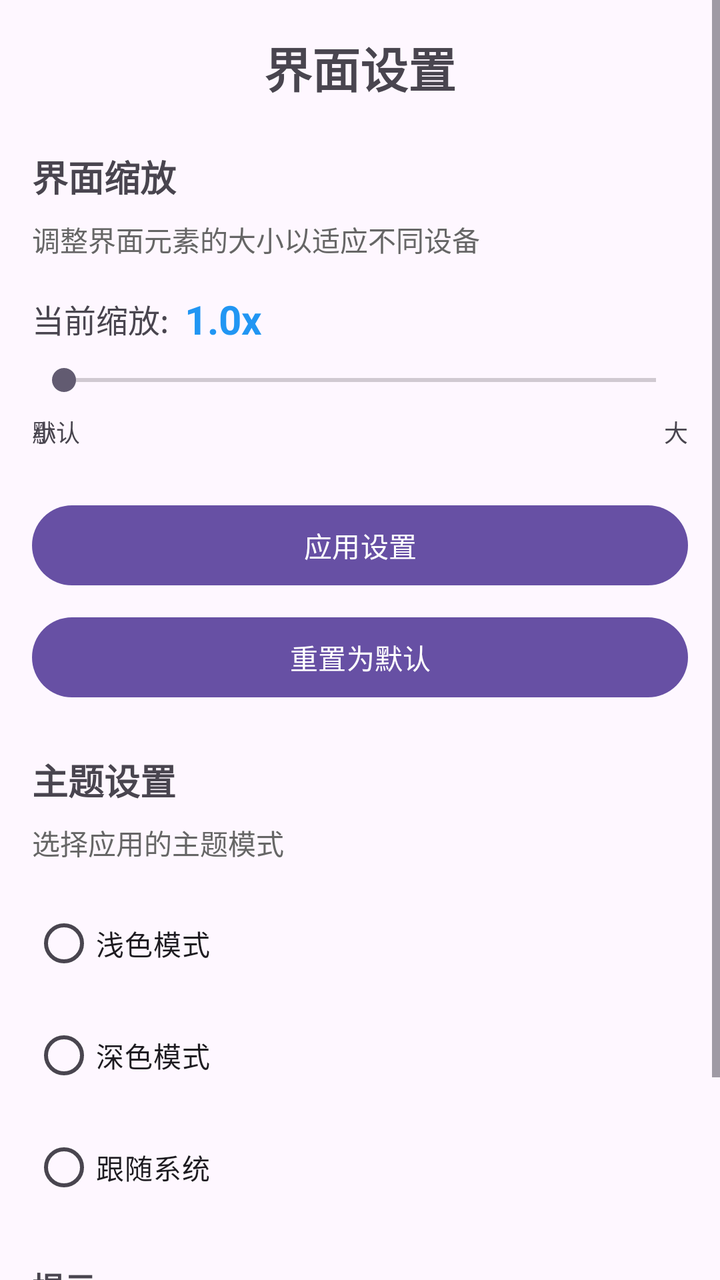
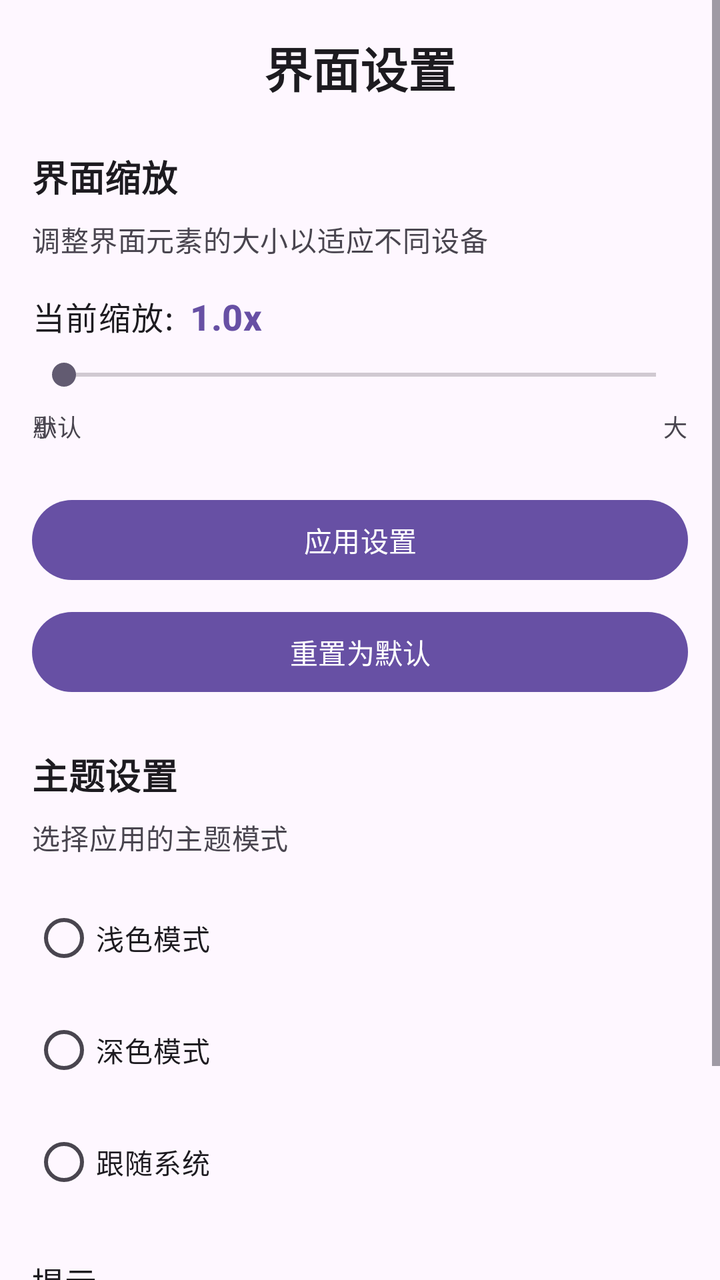

Before-and-after screenshots of an Android layout around one commit, followed by the original layout XML and the change that was made.
<!-- AndroidManifest.xml: activity theme Theme.JustNothing -->
<!-- res/layout/activity_settings.xml -->
<?xml version="1.0" encoding="utf-8"?>
<ScrollView xmlns:android="http://schemas.android.com/apk/res/android"
    android:layout_width="match_parent"
    android:layout_height="match_parent">

<LinearLayout
    android:layout_width="match_parent"
    android:layout_height="wrap_content"
    android:orientation="vertical"
    android:padding="16dp">

    <TextView
        android:layout_width="match_parent"
        android:layout_height="wrap_content"
        android:text="@string/settings_title"
        android:textSize="24sp"
        android:textStyle="bold"
        android:gravity="center"
        android:layout_marginBottom="24dp"/>

    <TextView
        android:layout_width="match_parent"
        android:layout_height="wrap_content"
        android:text="@string/settings_ui_scaling"
        android:textSize="18sp"
        android:textStyle="bold"
        android:layout_marginBottom="8dp"/>

    <TextView
        android:layout_width="match_parent"
        android:layout_height="wrap_content"
        android:text="@string/settings_ui_scaling_description"
        android:textSize="14sp"
        android:textColor="#666666"
        android:layout_marginBottom="16dp"/>

    <LinearLayout
        android:layout_width="match_parent"
        android:layout_height="wrap_content"
        android:orientation="horizontal"
        android:gravity="center_vertical"
        android:layout_marginBottom="8dp">

        <TextView
            android:layout_width="wrap_content"
            android:layout_height="wrap_content"
            android:text="@string/settings_current_scale"
            android:textSize="16sp"/>

        <TextView
            android:id="@+id/text_scale_value"
            android:layout_width="wrap_content"
            android:layout_height="wrap_content"
            android:text="@string/scale_1_0"
            android:textSize="20sp"
            android:textStyle="bold"
            android:textColor="#2196F3"
            android:layout_marginStart="8dp"/>

    </LinearLayout>

    <SeekBar
        android:id="@+id/seekbar_ui_scale"
        android:layout_width="match_parent"
        android:layout_height="wrap_content"
        android:max="100"
        android:layout_marginBottom="8dp"/>

    <FrameLayout
        android:layout_width="match_parent"
        android:layout_height="wrap_content"
        android:layout_marginBottom="24dp">

        <TextView
            android:layout_width="wrap_content"
            android:layout_height="wrap_content"
            android:layout_gravity="start|center_vertical"
            android:text="@string/settings_size_small"
            android:textSize="12sp" />

        <TextView
            android:id="@+id/text_default_label"
            android:layout_width="wrap_content"
            android:layout_height="wrap_content"
            android:text="@string/settings_size_default"
            android:textSize="12sp" />

        <TextView
            android:layout_width="wrap_content"
            android:layout_height="wrap_content"
            android:layout_gravity="end|center_vertical"
            android:text="@string/settings_size_large"
            android:textSize="12sp" />

    </FrameLayout>

    <Button
        android:id="@+id/btn_apply_scale"
        android:layout_width="match_parent"
        android:layout_height="wrap_content"
        android:text="@string/settings_apply_settings"
        android:layout_marginBottom="8dp"/>

    <Button
        android:id="@+id/btn_reset_scale"
        android:layout_width="match_parent"
        android:layout_height="wrap_content"
        android:text="@string/settings_reset_to_default"
        android:layout_marginBottom="24dp"/>

    <TextView
        android:layout_width="match_parent"
        android:layout_height="wrap_content"
        android:text="@string/settings_theme"
        android:textSize="18sp"
        android:textStyle="bold"
        android:layout_marginBottom="8dp"/>

    <TextView
        android:layout_width="match_parent"
        android:layout_height="wrap_content"
        android:text="@string/settings_theme_description"
        android:textSize="14sp"
        android:textColor="#666666"
        android:layout_marginBottom="16dp"/>

    <RadioGroup
        android:id="@+id/radiogroup_theme"
        android:layout_width="match_parent"
        android:layout_height="wrap_content"
        android:layout_marginBottom="24dp">

        <RadioButton
            android:id="@+id/radio_theme_light"
            android:layout_width="match_parent"
            android:layout_height="wrap_content"
            android:text="@string/settings_theme_light"
            android:layout_marginBottom="8dp"/>

        <RadioButton
            android:id="@+id/radio_theme_dark"
            android:layout_width="match_parent"
            android:layout_height="wrap_content"
            android:text="@string/settings_theme_dark"
            android:layout_marginBottom="8dp"/>

        <RadioButton
            android:id="@+id/radio_theme_system"
            android:layout_width="match_parent"
            android:layout_height="wrap_content"
            android:text="@string/settings_theme_system"/>

    </RadioGroup>

    <TextView
        android:layout_width="match_parent"
        android:layout_height="wrap_content"
        android:text="@string/general_tips"
        android:textSize="16sp"
        android:textStyle="bold"
        android:layout_marginBottom="8dp"/>

    <TextView
        android:layout_width="match_parent"
        android:layout_height="wrap_content"
        android:text="@string/settings_tips_content"
        android:textSize="14sp"
        android:textColor="#666666"/>

</LinearLayout>
</ScrollView>
<!-- resources referenced by this layout -->
<resources>
  <string name="general_tips">提示</string>
  <string name="scale_1_0">1.0x</string>
  <string name="settings_apply_settings">应用设置</string>
  <string name="settings_current_scale">当前缩放: </string>
  <string name="settings_reset_to_default">重置为默认</string>
  <string name="settings_size_default">默认</string>
  <string name="settings_size_large">大</string>
  <string name="settings_size_small">小</string>
  <string name="settings_theme">主题设置</string>
  <string name="settings_theme_dark">深色模式</string>
  <string name="settings_theme_description">选择应用的主题模式</string>
  <string name="settings_theme_light">浅色模式</string>
  <string name="settings_theme_system">跟随系统</string>
  <string name="settings_tips_content">• 缩放范围: 0.4x - 2.0x\n- 默认缩放: 1.0x\n- 应用设置后会自动重启界面\n- 设置会自动保存</string>
  <string name="settings_title">界面设置</string>
  <string name="settings_ui_scaling">界面缩放</string>
  <string name="settings_ui_scaling_description">调整界面元素的大小以适应不同设备</string>
  <style name="Theme.JustNothing" parent="Base.Theme.JustNothing" />
  <style name="Base.Theme.JustNothing" parent="Theme.Material3.DayNight.NoActionBar">
          
          
      </style>
</resources>

<!-- the commit's change to res/layout/activity_settings.xml (unified diff, before → after) -->
@@ -7,55 +7,52 @@
     android:layout_width="match_parent"
     android:layout_height="wrap_content"
     android:orientation="vertical"
-    android:padding="16dp">
+    android:padding="@dimen/spacing_16">
 
     <TextView
         android:layout_width="match_parent"
         android:layout_height="wrap_content"
         android:text="@string/settings_title"
-        android:textSize="24sp"
-        android:textStyle="bold"
+        android:textAppearance="@style/TextAppearance.App.Headline"
         android:gravity="center"
-        android:layout_marginBottom="24dp"/>
+        android:layout_marginBottom="@dimen/spacing_24"/>
 
     <TextView
         android:layout_width="match_parent"
         android:layout_height="wrap_content"
         android:text="@string/settings_ui_scaling"
-        android:textSize="18sp"
-        android:textStyle="bold"
-        android:layout_marginBottom="8dp"/>
+        android:textAppearance="@style/TextAppearance.App.Section"
+        android:layout_marginBottom="@dimen/spacing_8"/>
 
     <TextView
         android:layout_width="match_parent"
         android:layout_height="wrap_content"
         android:text="@string/settings_ui_scaling_description"
-        android:textSize="14sp"
-        android:textColor="#666666"
-        android:layout_marginBottom="16dp"/>
+        android:textAppearance="@style/TextAppearance.App.Caption"
+        android:textColor="?attr/colorOnSurfaceVariant"
+        android:layout_marginBottom="@dimen/spacing_16"/>
 
     <LinearLayout
         android:layout_width="match_parent"
         android:layout_height="wrap_content"
         android:orientation="horizontal"
         android:gravity="center_vertical"
-        android:layout_marginBottom="8dp">
+        android:layout_marginBottom="@dimen/spacing_8">
 
         <TextView
             android:layout_width="wrap_content"
             android:layout_height="wrap_content"
             android:text="@string/settings_current_scale"
-            android:textSize="16sp"/>
+            android:textAppearance="@style/TextAppearance.App.Body" />
 
         <TextView
             android:id="@+id/text_scale_value"
             android:layout_width="wrap_content"
             android:layout_height="wrap_content"
             android:text="@string/scale_1_0"
-            android:textSize="20sp"
-            android:textStyle="bold"
-            android:textColor="#2196F3"
-            android:layout_marginStart="8dp"/>
+            android:textAppearance="@style/TextAppearance.App.Section"
+            android:textColor="?attr/colorPrimary"
+            android:layout_marginStart="@dimen/spacing_8"/>
 
     </LinearLayout>
 
@@ -64,33 +61,33 @@
         android:layout_width="match_parent"
         android:layout_height="wrap_content"
         android:max="100"
-        android:layout_marginBottom="8dp"/>
+        android:layout_marginBottom="@dimen/spacing_8"/>
 
     <FrameLayout
         android:layout_width="match_parent"
         android:layout_height="wrap_content"
-        android:layout_marginBottom="24dp">
+        android:layout_marginBottom="@dimen/spacing_24">
 
         <TextView
             android:layout_width="wrap_content"
             android:layout_height="wrap_content"
             android:layout_gravity="start|center_vertical"
             android:text="@string/settings_size_small"
-            android:textSize="12sp" />
+            android:textAppearance="@style/TextAppearance.App.Label" />
 
         <TextView
             android:id="@+id/text_default_label"
             android:layout_width="wrap_content"
             android:layout_height="wrap_content"
             android:text="@string/settings_size_default"
-            android:textSize="12sp" />
+            android:textAppearance="@style/TextAppearance.App.Label" />
 
         <TextView
             android:layout_width="wrap_content"
             android:layout_height="wrap_content"
             android:layout_gravity="end|center_vertical"
             android:text="@string/settings_size_large"
-            android:textSize="12sp" />
+            android:textAppearance="@style/TextAppearance.App.Label" />
 
     </FrameLayout>
 
@@ -99,50 +96,49 @@
         android:layout_width="match_parent"
         android:layout_height="wrap_content"
         android:text="@string/settings_apply_settings"
-        android:layout_marginBottom="8dp"/>
+        android:layout_marginBottom="@dimen/spacing_8"/>
 
     <Button
         android:id="@+id/btn_reset_scale"
         android:layout_width="match_parent"
         android:layout_height="wrap_content"
         android:text="@string/settings_reset_to_default"
-        android:layout_marginBottom="24dp"/>
+        android:layout_marginBottom="@dimen/spacing_24"/>
 
     <TextView
         android:layout_width="match_parent"
         android:layout_height="wrap_content"
         android:text="@string/settings_theme"
-        android:textSize="18sp"
-        android:textStyle="bold"
-        android:layout_marginBottom="8dp"/>
+        android:textAppearance="@style/TextAppearance.App.Section"
+        android:layout_marginBottom="@dimen/spacing_8"/>
 
     <TextView
         android:layout_width="match_parent"
         android:layout_height="wrap_content"
         android:text="@string/settings_theme_description"
-        android:textSize="14sp"
-        android:textColor="#666666"
-        android:layout_marginBottom="16dp"/>
+        android:textAppearance="@style/TextAppearance.App.Caption"
+        android:textColor="?attr/colorOnSurfaceVariant"
+        android:layout_marginBottom="@dimen/spacing_16"/>
 
     <RadioGroup
         android:id="@+id/radiogroup_theme"
         android:layout_width="match_parent"
         android:layout_height="wrap_content"
-        android:layout_marginBottom="24dp">
+        android:layout_marginBottom="@dimen/spacing_24">
 
         <RadioButton
             android:id="@+id/radio_theme_light"
             android:layout_width="match_parent"
             android:layout_height="wrap_content"
             android:text="@string/settings_theme_light"
-            android:layout_marginBottom="8dp"/>
+            android:layout_marginBottom="@dimen/spacing_8"/>
 
         <RadioButton
             android:id="@+id/radio_theme_dark"
             android:layout_width="match_parent"
             android:layout_height="wrap_content"
             android:text="@string/settings_theme_dark"
-            android:layout_marginBottom="8dp"/>
+            android:layout_marginBottom="@dimen/spacing_8"/>
 
         <RadioButton
             android:id="@+id/radio_theme_system"
@@ -156,16 +152,15 @@
         android:layout_width="match_parent"
         android:layout_height="wrap_content"
         android:text="@string/general_tips"
-        android:textSize="16sp"
-        android:textStyle="bold"
-        android:layout_marginBottom="8dp"/>
+        android:textAppearance="@style/TextAppearance.App.Title"
+        android:layout_marginBottom="@dimen/spacing_8"/>
 
     <TextView
         android:layout_width="match_parent"
         android:layout_height="wrap_content"
         android:text="@string/settings_tips_content"
-        android:textSize="14sp"
-        android:textColor="#666666"/>
+        android:textAppearance="@style/TextAppearance.App.Caption"
+        android:textColor="?attr/colorOnSurfaceVariant"/>
 
 </LinearLayout>
 </ScrollView>
<!-- resource entries referenced after the edit -->
@@ -1,5 +1,8 @@
 <!-- resources referenced by this layout -->
 <resources>
+  <dimen name="spacing_16">16dp</dimen>
+  <dimen name="spacing_24">24dp</dimen>
+  <dimen name="spacing_8">8dp</dimen>
   <string name="general_tips">提示</string>
   <string name="scale_1_0">1.0x</string>
   <string name="settings_apply_settings">应用设置</string>
@@ -17,9 +20,29 @@
   <string name="settings_title">界面设置</string>
   <string name="settings_ui_scaling">界面缩放</string>
   <string name="settings_ui_scaling_description">调整界面元素的大小以适应不同设备</string>
+  <style name="TextAppearance.App.Body" parent="TextAppearance.Material3.BodyLarge">
+          <item name="android:textColor">?attr/colorOnSurface</item>
+      </style>
+  <style name="TextAppearance.App.Caption" parent="TextAppearance.Material3.BodyMedium">
+          <item name="android:textColor">?attr/colorOnSurfaceVariant</item>
+      </style>
+  <style name="TextAppearance.App.Headline" parent="TextAppearance.Material3.HeadlineSmall">
+          <item name="android:textStyle">bold</item>
+          <item name="android:textColor">?attr/colorOnSurface</item>
+      </style>
+  <style name="TextAppearance.App.Label" parent="TextAppearance.Material3.BodySmall">
+          <item name="android:textColor">?attr/colorOnSurfaceVariant</item>
+      </style>
+  <style name="TextAppearance.App.Section" parent="TextAppearance.Material3.TitleMedium">
+          <item name="android:textSize">18sp</item>
+          <item name="android:textStyle">bold</item>
+          <item name="android:textColor">?attr/colorOnSurface</item>
+      </style>
+  <style name="TextAppearance.App.Title" parent="TextAppearance.Material3.TitleMedium">
+          <item name="android:textColor">?attr/colorOnSurface</item>
+      </style>
   <style name="Theme.JustNothing" parent="Base.Theme.JustNothing" />
   <style name="Base.Theme.JustNothing" parent="Theme.Material3.DayNight.NoActionBar">
-          
           
       </style>
 </resources>
